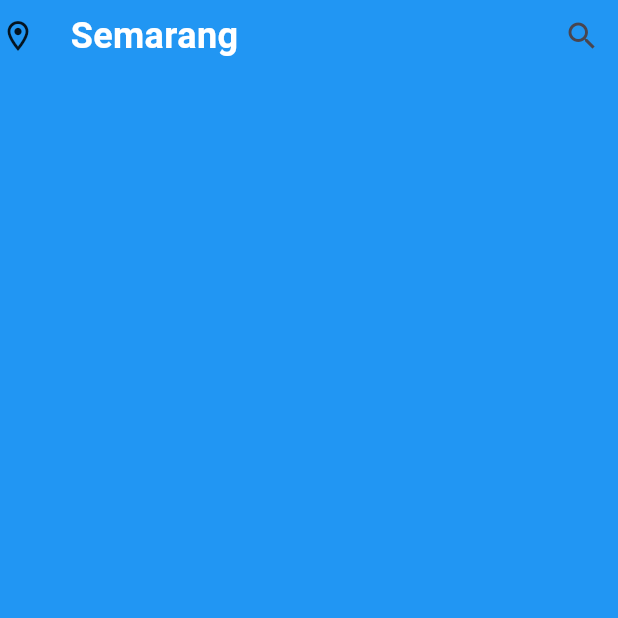
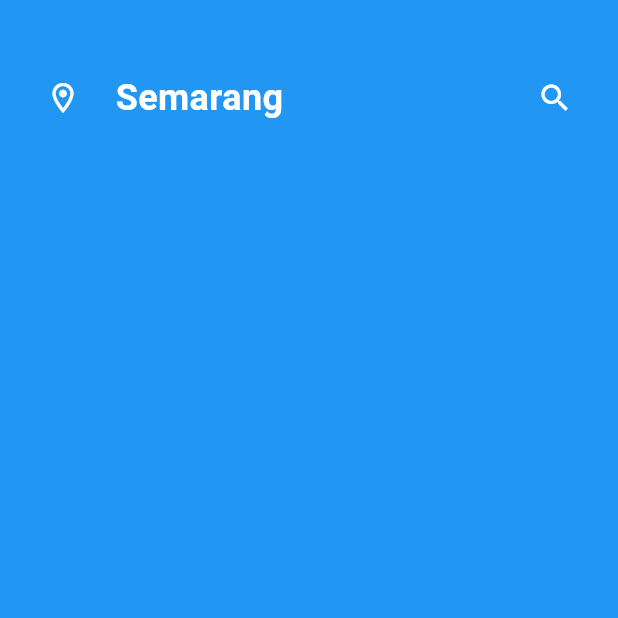
Before and after one commit to muhammad-mustafa1/weather-cast, a Flutter app: the screen it shows after launch, on a phone screen of 412 x 824 dp, the top half of it. Run offline on Flutter 3.47's test engine with Material 3 defaults, Android fonts, the phone set to English and light mode, and no system bars; our stand-ins replace go_router, google_fonts; Roboto replaces fonts that are missing (Overpass).

Commit message:
App bar done

```diff
--- a/lib/Features/home/presentation/views/widgets/home_view_body.dart
+++ b/lib/Features/home/presentation/views/widgets/home_view_body.dart
@@ -1,4 +1,5 @@
 import 'package:flutter/material.dart';
+import 'package:weather_cast/Features/splash/presentation/views/widgets/custom_app_bar.dart';
 
 class HomeViewBody extends StatelessWidget {
   const HomeViewBody({super.key});
@@ -6,29 +7,11 @@ class HomeViewBody extends StatelessWidget {
   @override
   Widget build(BuildContext context) {
     return const Column(
-      children: [CustomAppBar()],
-    );
-  }
-}
-
-class CustomAppBar extends StatelessWidget {
-  const CustomAppBar({
-    super.key,
-  });
-
-  @override
-  Widget build(BuildContext context) {
-    return Row(
       children: [
-        const Icon(Icons.location_on_outlined),
-        const SizedBox(width: 23),
-        const Text(
-          'Semarang',
-          style: TextStyle(
-              color: Colors.white, fontSize: 24, fontWeight: FontWeight.bold),
-        ),
-        const Spacer(),
-        IconButton(onPressed: () {}, icon: const Icon(Icons.search)),
+        Padding(
+          padding: EdgeInsets.symmetric(horizontal: 30, vertical: 48),
+          child: CustomAppBar(),
+        )
       ],
     );
   }
--- /dev/null
+++ b/lib/Features/splash/presentation/views/widgets/custom_app_bar.dart
@@ -0,0 +1,35 @@
+import 'package:flutter/material.dart';
+
+class CustomAppBar extends StatelessWidget {
+  const CustomAppBar({
+    super.key,
+  });
+
+  @override
+  Widget build(BuildContext context) {
+    return Row(
+      children: [
+        const Icon(
+          Icons.location_on_outlined,
+          color: Colors.white,
+        ),
+        const SizedBox(width: 23),
+        const Text(
+          'Semarang',
+          style: TextStyle(
+            color: Colors.white,
+            fontSize: 24,
+            fontWeight: FontWeight.bold,
+          ),
+        ),
+        const Spacer(),
+        GestureDetector(
+          child: const Icon(
+            Icons.search,
+            color: Colors.white,
+          ),
+        ),
+      ],
+    );
+  }
+}
```
